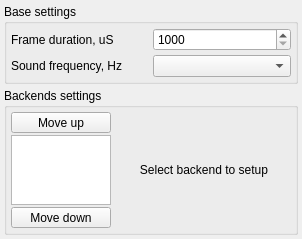
First picture: the form in apps/zxtune-qt/ui/preferences/sound.ui, repository vitamin-caig/zxtune, before the edit.
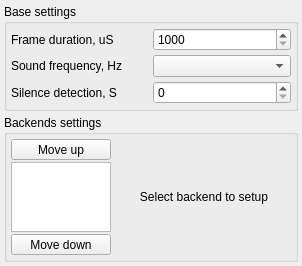
Second picture: the form after the edit.

Commit message: zxtune-qt: add silence detection setting.

What changed in the file:
```diff
--- a/apps/zxtune-qt/ui/preferences/sound.ui
+++ b/apps/zxtune-qt/ui/preferences/sound.ui
@@ -59,6 +59,20 @@
       <item row="1" column="1">
        <widget class="QComboBox" name="soundFrequencyValue"/>
       </item>
+      <item row="2" column="0">
+       <widget class="QLabel" name="silenceLimitLabel">
+        <property name="text">
+         <string>Silence detection, S</string>
+        </property>
+       </widget>
+      </item>
+      <item row="2" column="1">
+       <widget class="QSpinBox" name="silenceLimitValue">
+        <property name="maximum">
+         <number>30</number>
+        </property>
+       </widget>
+      </item>
      </layout>
     </widget>
    </item>
```
The commit also changes 3 other files.
